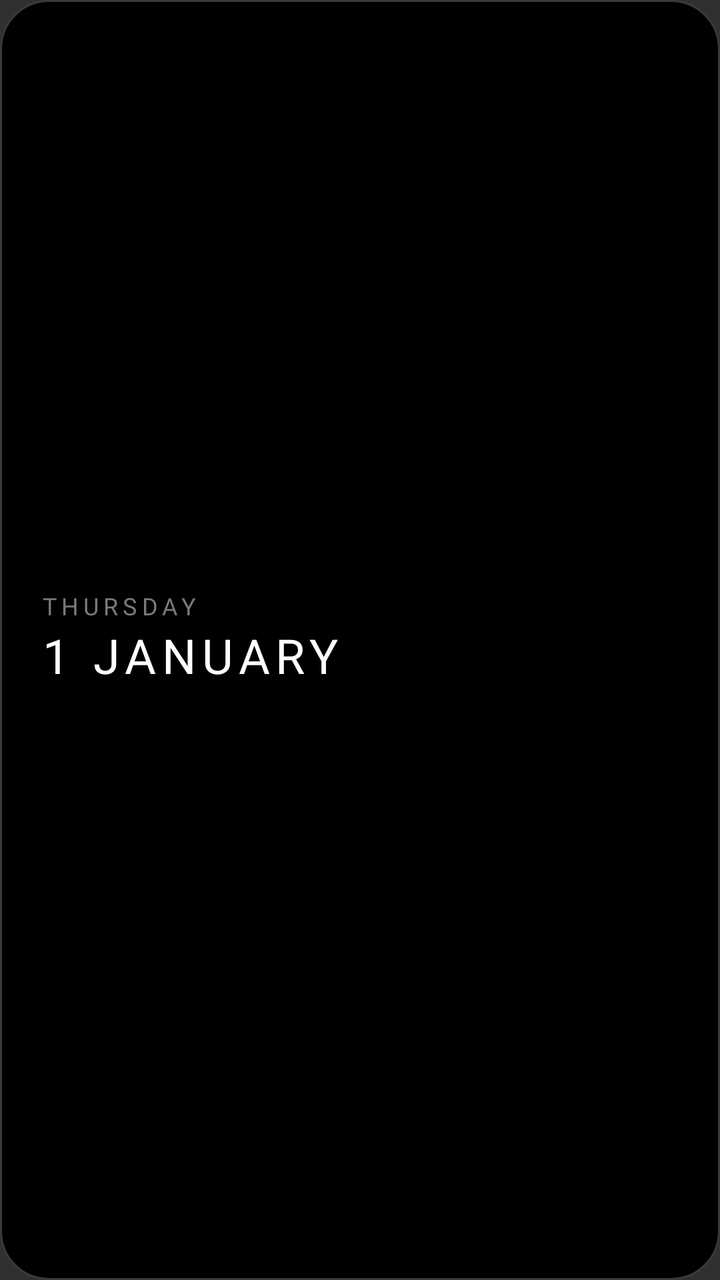
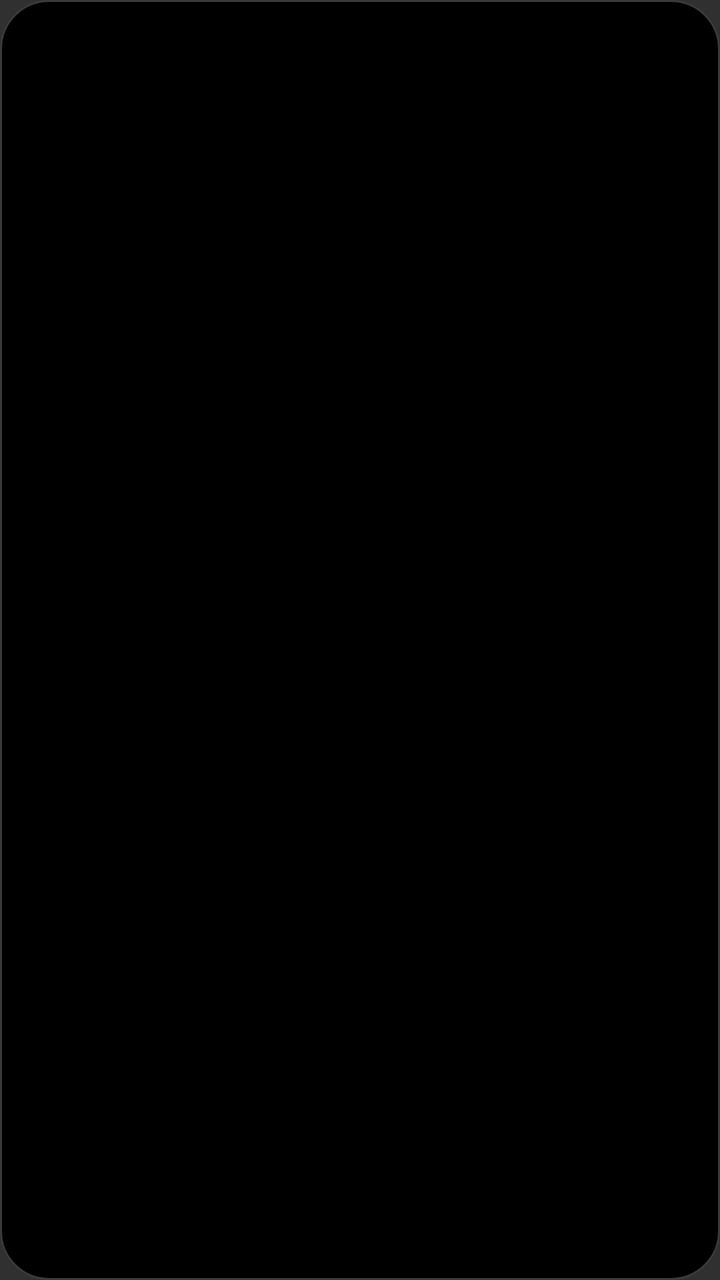

The first picture is an Android layout as it rendered before a commit; the second is the same layout after the commit. The layout source and the unified diff follow.
<!-- AndroidManifest.xml: application theme android:Theme.Material.NoActionBar -->
<!-- res/layout/widget_date.xml -->
<?xml version="1.0" encoding="utf-8"?>
<LinearLayout xmlns:android="http://schemas.android.com/apk/res/android"
    android:id="@+id/root"
    android:layout_width="match_parent"
    android:layout_height="match_parent"
    android:background="@drawable/bg_widget"
    android:gravity="center_vertical"
    android:orientation="vertical"
    android:padding="20dp">

    <TextClock
        android:id="@+id/day"
        style="@style/DotText.Label"
        android:layout_width="wrap_content"
        android:layout_height="wrap_content"
        android:format12Hour="EEEE"
        android:format24Hour="EEEE" />

    <TextClock
        android:id="@+id/date"
        style="@style/DotText.Title"
        android:layout_width="wrap_content"
        android:layout_height="wrap_content"
        android:layout_marginTop="4dp"
        android:format12Hour="d MMMM"
        android:format24Hour="d MMMM" />

    <TextView
        android:id="@+id/locked"
        style="@style/DotText.Label"
        android:layout_width="wrap_content"
        android:layout_height="wrap_content"
        android:text="@string/locked"
        android:textColor="@color/dw_red"
        android:visibility="gone" />
</LinearLayout>
<!-- resources referenced by this layout -->
<resources>
  <color name="dw_red">#FFD71921</color>
  <!-- drawable bg_widget (drawable) -->
  <?xml version="1.0" encoding="utf-8"?>
  <shape xmlns:android="http://schemas.android.com/apk/res/android" android:shape="rectangle">
      <solid android:color="@color/dw_black" />
      <stroke android:width="1dp" android:color="@color/dw_outline" />
      <corners android:radius="24dp" />
  </shape>
  <string name="locked">UNLOCK IN APP</string>
  <style name="DotText.Label">
          <item name="android:textSize">12sp</item>
          <item name="android:textColor">@color/dw_grey</item>
          <item name="android:letterSpacing">0.2</item>
      </style>
  <style name="DotText.Title"><item name="android:textSize">24sp</item></style>
  <color name="dw_black">#FF000000</color>
  <color name="dw_outline">#FF3A3A3A</color>
  <color name="dw_grey">#FF7A7A7A</color>
</resources>

<!-- the commit's change to res/layout/widget_date.xml (unified diff, before → after) -->
@@ -1,36 +1,22 @@
 <?xml version="1.0" encoding="utf-8"?>
-<LinearLayout xmlns:android="http://schemas.android.com/apk/res/android"
+<FrameLayout xmlns:android="http://schemas.android.com/apk/res/android"
     android:id="@+id/root"
     android:layout_width="match_parent"
     android:layout_height="match_parent"
     android:background="@drawable/bg_widget"
-    android:gravity="center_vertical"
-    android:orientation="vertical"
     android:padding="20dp">
 
-    <TextClock
-        android:id="@+id/day"
-        style="@style/DotText.Label"
-        android:layout_width="wrap_content"
+    <LinearLayout
+        android:layout_width="match_parent"
         android:layout_height="wrap_content"
-        android:format12Hour="EEEE"
-        android:format24Hour="EEEE" />
+        android:layout_gravity="center"
+        android:gravity="center_horizontal"
+        android:orientation="vertical">
 
-    <TextClock
-        android:id="@+id/date"
-        style="@style/DotText.Title"
-        android:layout_width="wrap_content"
-        android:layout_height="wrap_content"
-        android:layout_marginTop="4dp"
-        android:format12Hour="d MMMM"
-        android:format24Hour="d MMMM" />
+        <ImageView android:id="@+id/day" android:layout_width="wrap_content" android:layout_height="wrap_content" android:adjustViewBounds="true" android:contentDescription="@null" />
 
-    <TextView
-        android:id="@+id/locked"
-        style="@style/DotText.Label"
-        android:layout_width="wrap_content"
-        android:layout_height="wrap_content"
-        android:text="@string/locked"
-        android:textColor="@color/dw_red"
-        android:visibility="gone" />
-</LinearLayout>
+        <ImageView android:id="@+id/date" android:layout_width="wrap_content" android:layout_height="wrap_content" android:adjustViewBounds="true" android:contentDescription="@null" android:layout_marginTop="4dp" />
+
+        <ImageView android:id="@+id/locked" android:layout_width="wrap_content" android:layout_height="wrap_content" android:adjustViewBounds="true" android:contentDescription="@null" android:visibility="gone" />
+    </LinearLayout>
+</FrameLayout>
<!-- resource entries referenced after the edit -->
@@ -1,6 +1,5 @@
 <!-- resources referenced by this layout -->
 <resources>
-  <color name="dw_red">#FFD71921</color>
   <!-- drawable bg_widget (drawable) -->
   <?xml version="1.0" encoding="utf-8"?>
   <shape xmlns:android="http://schemas.android.com/apk/res/android" android:shape="rectangle">
@@ -8,15 +7,7 @@
       <stroke android:width="1dp" android:color="@color/dw_outline" />
       <corners android:radius="24dp" />
   </shape>
-  <string name="locked">UNLOCK IN APP</string>
-  <style name="DotText.Label">
-          <item name="android:textSize">12sp</item>
-          <item name="android:textColor">@color/dw_grey</item>
-          <item name="android:letterSpacing">0.2</item>
-      </style>
-  <style name="DotText.Title"><item name="android:textSize">24sp</item></style>
   <color name="dw_black">#FF000000</color>
   <color name="dw_outline">#FF3A3A3A</color>
-  <color name="dw_grey">#FF7A7A7A</color>
 </resources>
 
